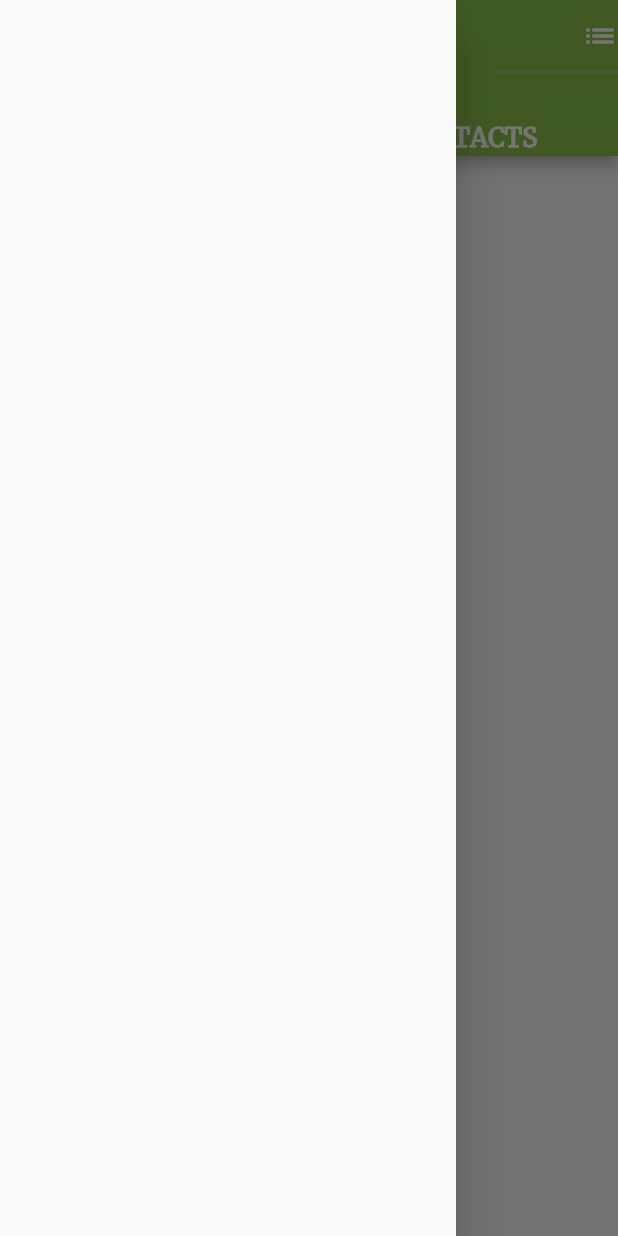
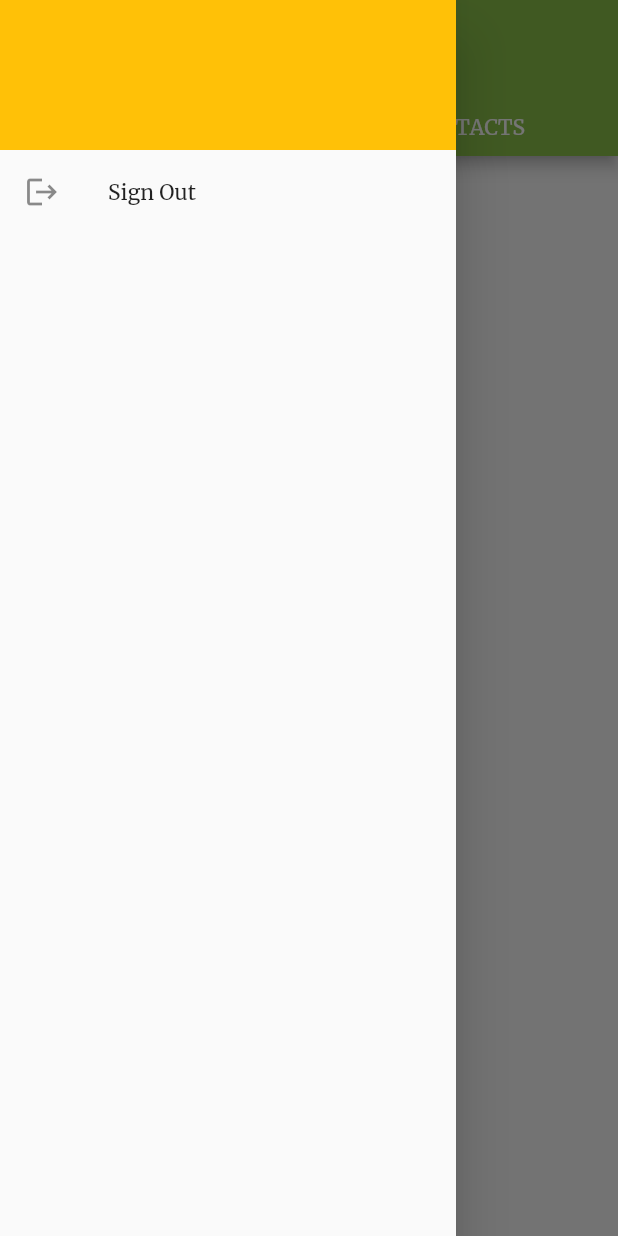
Before and after one commit to hadiuzzaman524/chat_application, a Flutter app: the screen it shows once a user with an empty profile is signed in, with the side drawer open, on a phone screen of 412 x 824 dp. Run offline on Flutter 3.47's test engine with Material 2 defaults, Android fonts, the phone set to English and light mode, and no system bars; our stand-ins replace cloud_firestore, firebase_auth, firebase_core, firebase_storage, image_picker; missing offline and left inert: dart:ffi; accounts and stored records are empty.

Commit message:
change ui color

```diff
--- a/chat/lib/main.dart
+++ b/chat/lib/main.dart
@@ -1,5 +1,6 @@
 import 'package:chat/providers.dart';
 import 'package:flutter/material.dart';
+import 'package:flutter/services.dart';
 
 import './screens/auth.dart';
 import './screens/chat.dart';
@@ -11,6 +12,9 @@ import './screens/mainscreen.dart';
 void main() async {
   WidgetsFlutterBinding.ensureInitialized();
   await Firebase.initializeApp();
+  SystemChrome.setSystemUIOverlayStyle(SystemUiOverlayStyle(// navigation bar color
+    statusBarColor: Colors.lightGreen, // status bar color
+  ));
   runApp(MyApp());
 }
 
@@ -22,7 +26,7 @@ class MyApp extends StatelessWidget {
       theme: ThemeData(
         primaryColor: Colors.lightGreen,
         fontFamily: 'Merriweather',
-        iconTheme: IconThemeData(color: Colors.white),
+
       ),
       home: StreamBuilder(
         stream: FirebaseAuth.instance.authStateChanges(),
--- a/chat/lib/screens/auth.dart
+++ b/chat/lib/screens/auth.dart
@@ -58,7 +58,7 @@ class _AuthScreenState extends State<AuthScreen> {
             .child(state.user.uid + '.jpg');
         await bucket.putFile(image).whenComplete(() => null);
         final imageUrl =await bucket.getDownloadURL();
-        print(imageUrl);
+
 
         await FirebaseFirestore.instance
             .collection('users')
--- a/chat/lib/screens/chat.dart
+++ b/chat/lib/screens/chat.dart
@@ -25,7 +25,6 @@ class _ChatScreenState extends State<ChatScreen> {
         title: Row(
           children: [
             CircleAvatar(
-              radius: 25,
               backgroundImage: NetworkImage(imageUrl),
             ),
             SizedBox(
--- a/chat/lib/screens/mainscreen.dart
+++ b/chat/lib/screens/mainscreen.dart
@@ -2,6 +2,7 @@ import 'package:flutter/material.dart';
 import '../widgets/all_contacts.dart';
 import '../widgets/current_chats_user.dart';
 import 'package:firebase_auth/firebase_auth.dart';
+import '../widgets/drawer.dart';
 
 class MainScreen extends StatelessWidget {
   static const routeName = '/MainScreen';
@@ -18,26 +19,10 @@ class MainScreen extends StatelessWidget {
             style: TextStyle(
                 color: Colors.white, fontSize: 30, fontFamily: 'LobsterTwo'),
           ),
-          actions: [
-            DropdownButton(
-              icon: Icon(
-                Icons.list,
-                color: Colors.white,
-              ),
-              items: [
-                DropdownMenuItem(
-                  child: Text('Log Out'),
-                  value: 'logout',
-                ),
-              ],
-              onChanged: (String value) {
-                if (value == 'logout') {
-                  FirebaseAuth.instance.signOut();
-                }
-              },
-            )
-          ],
+
           bottom: TabBar(
+            indicatorColor: Colors.greenAccent,
+
             tabs: [
               Row(
                 mainAxisAlignment: MainAxisAlignment.center,
@@ -45,12 +30,14 @@ class MainScreen extends StatelessWidget {
                   SizedBox(
                     width: 5,
                   ),
-                  Text(
-                    'Chats'.toUpperCase(),
-                    style: TextStyle(
-                      color: Colors.white,
-                      fontSize: 17,
-                      fontWeight: FontWeight.bold,
+                  Padding(
+                    padding: const EdgeInsets.all(8.0),
+                    child: Text(
+                      'Chats'.toUpperCase(),
+                      style: TextStyle(
+                        color: Colors.white,
+
+                      ),
                     ),
                   ),
                 ],
@@ -65,8 +52,7 @@ class MainScreen extends StatelessWidget {
                     'Contacts'.toUpperCase(),
                     style: TextStyle(
                       color: Colors.white,
-                      fontSize: 17,
-                      fontWeight: FontWeight.bold,
+
                     ),
                   ),
                 ],
@@ -80,7 +66,10 @@ class MainScreen extends StatelessWidget {
             UserContacts(),
           ],
         ),
-        drawer: Drawer(),
+        drawer: Drawer(
+          child: DrawerDesign(
+          ),
+        ),
       ),
     );
   }
--- a/chat/lib/widgets/all_contacts.dart
+++ b/chat/lib/widgets/all_contacts.dart
@@ -33,7 +33,7 @@ class UserContacts extends StatelessWidget {
                     ListTile(
                       contentPadding: EdgeInsets.all(10),
                       leading: CircleAvatar(
-                        radius: 30,
+
                         backgroundImage: NetworkImage(
                             snapshoot.data.docs[index]['imageUrl']),
                       ),
@@ -52,7 +52,7 @@ class UserContacts extends StatelessWidget {
                             snapshoot.data.docs[index]['name'],
                             snapshoot.data.docs[index]['imageUrl']);
                       },
-                      subtitle: Text('Nothing to say...'),
+
                     ),
                   Divider(
                     height: 1,
--- /dev/null
+++ b/chat/lib/widgets/drawer.dart
@@ -0,0 +1,25 @@
+import 'package:flutter/material.dart';
+import 'package:firebase_auth/firebase_auth.dart';
+
+class DrawerDesign extends StatelessWidget {
+  @override
+  Widget build(BuildContext context) {
+    return Container(
+      child: Column(
+        children: [
+          Container(
+            height: 100,
+            color: Colors.amber,
+          ),
+          ListTile(
+            leading: Icon(Icons.logout),
+            title: Text('Sign Out'),
+            onTap: () {
+              FirebaseAuth.instance.signOut();
+            },
+          ),
+        ],
+      ),
+    );
+  }
+}
```
Also changed, not shown: chat/lib/sendmessage.dart (+23 -6 lines), chat/lib/widgets/messagebubble.dart (+4 -4 lines).
